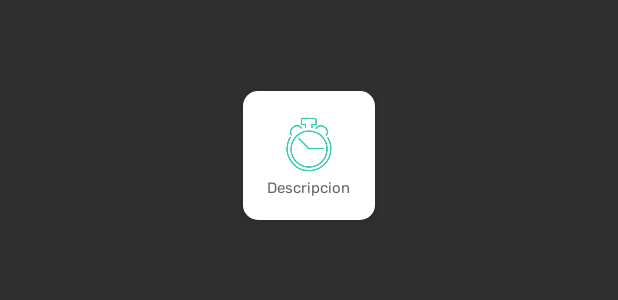
After one commit to Isabella-417/go_exercise, an Android app: the layout lista_item_tiempo.xml on its own in the app's theme, with its tools: preview values and no code run, on a phone screen of 412 x 824 dp. The commit adds this screen. Shown: the top 300 px of the screen. Run offline under Robolectric (Android 15) with nearby library versions, the phone set to English and light mode, and no system bars.

Commit message:
Inserta logo en views de login y registro, añade lista de tiempos con imagen

```diff
--- a/app/src/main/java/com/example/go_exercise/LoginActivity.java
+++ b/app/src/main/java/com/example/go_exercise/LoginActivity.java
@@ -50,12 +50,6 @@ public class LoginActivity extends AppCompatActivity {
         }
 
         if (usuario != null){
-            Toast toast =  Toast.makeText(getApplicationContext(),
-                    "Bienvenido!", Toast.LENGTH_SHORT);
-
-            toast.setGravity(Gravity.CENTER|Gravity.LEFT,0,0);
-            toast.show();
-
             Intent intent = new Intent(this,ModuloActivity.class);
             startActivity(intent);
 
--- /dev/null
+++ b/app/src/main/res/layout/lista_item_tiempo.xml
@@ -0,0 +1,76 @@
+<?xml version="1.0" encoding="utf-8"?>
+<androidx.constraintlayout.widget.ConstraintLayout
+    xmlns:android="http://schemas.android.com/apk/res/android"
+    xmlns:app="http://schemas.android.com/apk/res-auto"
+    xmlns:card_view="http://schemas.android.com/apk/res-auto"
+    xmlns:tools="http://schemas.android.com/tools"
+    android:layout_width="match_parent"
+    android:layout_height="match_parent">
+
+
+    <androidx.cardview.widget.CardView
+        android:id="@+id/contenedor_elemento"
+        android:layout_width="104dp"
+        android:layout_height="107dp"
+        android:layout_marginStart="10dp"
+        android:layout_marginEnd="10dp"
+        app:layout_constraintBottom_toBottomOf="parent"
+        app:layout_constraintEnd_toEndOf="parent"
+        app:layout_constraintStart_toStartOf="parent"
+        app:layout_constraintTop_toTopOf="parent"
+        app:layout_constraintVertical_bias="0.07"
+        card_view:cardCornerRadius="10dp"
+        card_view:cardElevation="5dp"
+        card_view:cardUseCompatPadding="true">
+
+        <LinearLayout
+            android:id="@+id/ll_contenedor_informacion_elemento"
+            android:layout_width="match_parent"
+            android:layout_height="130dp"
+            android:background="#FFFFFF"
+            android:orientation="horizontal">
+
+            <LinearLayout
+                android:layout_width="0dp"
+                android:layout_height="wrap_content"
+                android:layout_marginLeft="12dp"
+                android:layout_marginTop="12dp"
+                android:layout_marginRight="12dp"
+                android:layout_weight="2"
+                android:orientation="vertical">
+
+                <ImageView
+                    android:id="@+id/iv_icono_contenedor_elemento"
+                    android:layout_width="50dp"
+                    android:layout_height="46dp"
+                    android:layout_gravity="center"
+                    android:src="@drawable/icono_reloj"
+                    android:tag="image_tag" />
+
+                <TextView
+                    android:id="@+id/tv_nombre_contenedor_elemento"
+                    android:layout_width="wrap_content"
+                    android:layout_height="wrap_content"
+                    android:layout_gravity="center"
+                    android:fontFamily="@font/rubik_regular"
+                    android:text="Descripcion"
+                    android:textAppearance="?android:attr/textAppearanceMedium"
+                    android:textColor="@color/intro_description_color"
+                    android:textSize="10dp" />
+
+                <TextView
+                    android:id="@+id/tv_descripcion_contenedor_elemento"
+                    android:layout_width="wrap_content"
+                    android:layout_height="wrap_content"
+                    android:layout_gravity="center_horizontal"
+                    android:layout_marginTop="10dp"
+                    android:fontFamily="@font/rubik_regular"
+                    android:text=""
+                    android:textAppearance="?android:attr/textAppearanceMedium"
+                    android:textColor="@color/intro_description_color"
+                    android:textSize="10dp" />
+
+            </LinearLayout>
+        </LinearLayout>
+    </androidx.cardview.widget.CardView>
+</androidx.constraintlayout.widget.ConstraintLayout>
```
Also changed, not shown: app/src/main/java/com/example/go_exercise/fragments/LapsoTiempoRutinaFragment.java (+5 -3 lines), app/src/main/java/com/example/go_exercise/utilidades/ContenedorInfoAdapter.java (+20 -3 lines), app/src/main/res/layout/activity_login.xml (+10 -32 lines), app/src/main/res/layout/activity_registro.xml (+9 -29 lines), app/src/main/res/drawable-v24/icono_reloj.png (added), app/src/main/res/drawable-v24/logo_principal.png (added), app/src/main/res/drawable/iconos/BOTELLA-05.png (deleted), app/src/main/res/drawable/iconos/icono_reloj.png (renamed from app/src/main/res/drawable/iconos/RELOJ-10.png), app/src/main/res/drawable/logo_principal.png (deleted).
